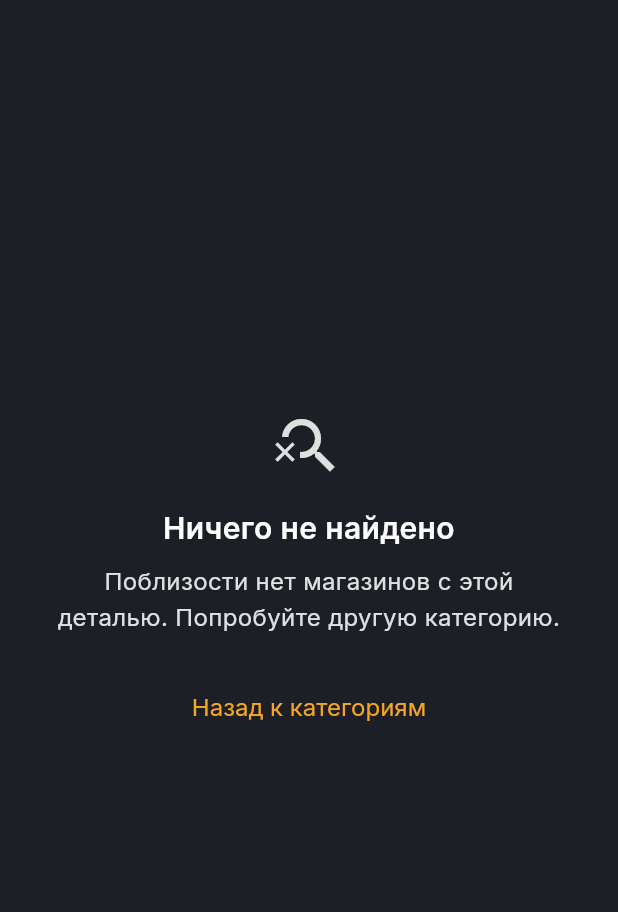
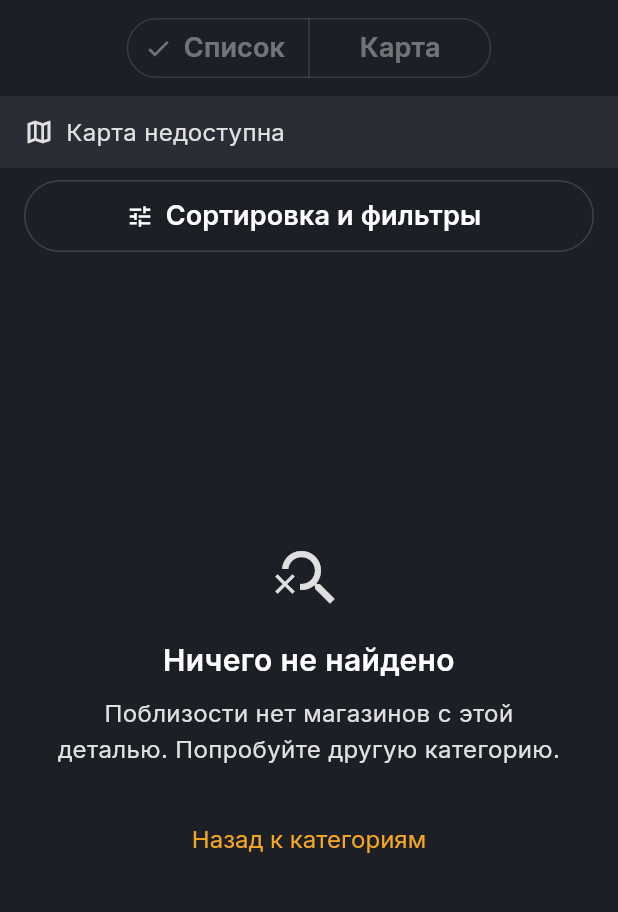
Before and after one commit to Maks-Grigoryan/auto_guide, a Flutter app: the PartsResultsPage screen opened by its route, on a phone screen of 412 x 824 dp, the part 84-996 px from its top. Run offline on Flutter 3.47's test engine with Material 3 defaults, Android fonts, the phone set to English and light mode, and no system bars; our stand-ins replace dio, flutter_riverpod, geolocator, go_router, google_fonts, hive_ce and 2 more; missing offline and left inert: yandex_maps_mapkit; accounts and stored records are empty; generated files the repository leaves out were written again; network calls fail.

Commit message:
feat(04-04): host list⇄map toggle in both results pages (D-01, RES-02)
- Convert PartsResultsPage → ConsumerStatefulWidget; _viewIndex=0 local
  state survives sort/filter; toggle+notice+sort-row+body column (D-01)
- Both list and map read sortedFilteredResultsProvider (single source, D-01)
- Map-view empty path renders «Поблизости ничего не найдено» overlay (UI-SPEC)
- RepairResultsPage: same ConsumerStatefulWidget pattern; reads repairSearch
  Provider for both views; no sort/filter sheet (repair scope this phase)
- D-04: MapUnavailableNotice rendered when !mapAvailable on both pages

```diff
--- a/mobile/lib/features/parts_results/parts_results_page.dart
+++ b/mobile/lib/features/parts_results/parts_results_page.dart
@@ -3,22 +3,28 @@ import 'package:flutter_riverpod/flutter_riverpod.dart';
 import 'package:geolocator/geolocator.dart';
 
 import '../../core/location/location_service.dart';
+import '../../core/map/map_config.dart';
 import '../search/providers/parts_search_provider.dart';
 import '../search/providers/sorted_filtered_provider.dart';
+import 'widgets/map_unavailable_notice.dart';
+import 'widgets/results_map_view.dart';
+import 'widgets/results_view_toggle.dart';
 import 'widgets/sort_filter_sheet.dart';
 import 'widgets/vendor_result_card.dart';
 import 'widgets/empty_results_view.dart';
 import 'widgets/error_view.dart';
 import 'widgets/location_denied_view.dart';
 
-/// Results screen: displays vendor list for a parts search with sort & filter.
+/// Results screen: parts search results with list⇄map toggle (RES-02, D-01).
 ///
 /// Consumes [sortedFilteredResultsProvider] (derived from [partsSearchProvider])
-/// via AsyncValue.when. Sort/availability/price changes update the list in-place
-/// with no new network request (RES-05). Radius re-fetches on slider release.
-/// Handles all four async states: loading / empty / error / location-denied.
-/// Location-denied is non-blocking — Yerevan-fallback results still render.
-class PartsResultsPage extends ConsumerWidget {
+/// for BOTH list and map views — switching is instant with no re-fetch (D-01).
+/// Sort/availability/price changes update the list in-place (RES-05).
+/// Radius re-fetches on slider release.
+///
+/// D-04: when the MapKit key is missing, [mapAvailableProvider] is false;
+/// the «Карта» segment is disabled and [MapUnavailableNotice] is shown.
+class PartsResultsPage extends ConsumerStatefulWidget {
   const PartsResultsPage({
     super.key,
     this.categoryName,
@@ -26,29 +32,33 @@ class PartsResultsPage extends ConsumerWidget {
     this.locationStatus = LocationResultStatus.granted,
   });
 
-  /// If browsing by category, the displayed name ("Тормоза").
   final String? categoryName;
-
-  /// If searching by OEM query, the raw query string.
   final String? query;
-
-  /// Location permission status — drives LocationDeniedView banner.
   final LocationResultStatus locationStatus;
 
+  @override
+  ConsumerState<PartsResultsPage> createState() => _PartsResultsPageState();
+}
+
+class _PartsResultsPageState extends ConsumerState<PartsResultsPage> {
+  /// 0 = list view, 1 = map view. Survives sort/filter changes (D-01).
+  int _viewIndex = 0;
+
   String get _title {
-    if (categoryName != null) return categoryName!;
-    if (query != null) return 'Поиск: $query';
+    if (widget.categoryName != null) return widget.categoryName!;
+    if (widget.query != null) return 'Поиск: ${widget.query}';
     return 'Результаты';
   }
 
   bool get _locationDenied =>
-      locationStatus == LocationResultStatus.denied ||
-      locationStatus == LocationResultStatus.deniedForever;
+      widget.locationStatus == LocationResultStatus.denied ||
+      widget.locationStatus == LocationResultStatus.deniedForever;
 
   @override
-  Widget build(BuildContext context, WidgetRef ref) {
-    // Watch the derived sorted/filtered provider — no new fetch on sort change.
+  Widget build(BuildContext context) {
+    // Both list and map read the SAME provider — no second fetch (D-01).
     final searchAsync = ref.watch(sortedFilteredResultsProvider);
+    final mapAvailable = ref.watch(mapAvailableProvider);
 
     return Scaffold(
       appBar: AppBar(
@@ -66,14 +76,26 @@ class PartsResultsPage extends ConsumerWidget {
             onRetry: () => ref.invalidate(partsSearchProvider),
           ),
           data: (results) {
-            if (results.isEmpty) {
-              return EmptyResultsView(
-                onBack: () => Navigator.of(context).maybePop(),
-              );
-            }
             return Column(
               children: [
-                // Sort & filter trigger row (48 dp height, above results)
+                // List⇄map toggle (pinned at top, 48 dp, full-width md padding).
+                Padding(
+                  padding: const EdgeInsets.symmetric(
+                    horizontal: 16,
+                    vertical: 8,
+                  ),
+                  child: ResultsViewToggle(
+                    selectedIndex: _viewIndex,
+                    mapAvailable: mapAvailable,
+                    onListSelected: () => setState(() => _viewIndex = 0),
+                    onMapSelected: () => setState(() => _viewIndex = 1),
+                  ),
+                ),
+
+                // D-04: show notice when map is unavailable.
+                if (!mapAvailable) const MapUnavailableNotice(),
+
+                // Sort & filter trigger row (visible in both list and map views).
                 Padding(
                   padding: const EdgeInsets.symmetric(
                     horizontal: 16,
@@ -107,26 +129,22 @@ class PartsResultsPage extends ConsumerWidget {
                   ),
                 ),
 
-                // Location-denied banner (non-blocking)
+                // Location-denied banner (non-blocking; only in list/parts).
                 if (_locationDenied)
                   LocationDeniedView(
-                    isPermanent:
-                        locationStatus == LocationResultStatus.deniedForever,
+                    isPermanent: widget.locationStatus ==
+                        LocationResultStatus.deniedForever,
                     onRetry: () => ref.invalidate(partsSearchProvider),
                     onOpenSettings: () {
-                      // Wire deferred Phase-3 hook — open app location settings.
                       Geolocator.openAppSettings();
                     },
                   ),
 
-                // Results list
+                // Body: list (index 0) or map (index 1), both from same provider.
                 Expanded(
-                  child: ListView.separated(
-                    padding: const EdgeInsets.all(16),
-                    itemCount: results.length,
-                    separatorBuilder: (_, __) => const SizedBox(height: 8),
-                    itemBuilder: (_, i) => VendorResultCard(vendor: results[i]),
-                  ),
+                  child: _viewIndex == 1 && mapAvailable
+                      ? _buildMapView(results)
+                      : _buildListView(results),
                 ),
               ],
             );
@@ -135,4 +153,40 @@ class PartsResultsPage extends ConsumerWidget {
       ),
     );
   }
+
+  Widget _buildListView(List<dynamic> results) {
+    if (results.isEmpty) {
+      return EmptyResultsView(
+        onBack: () => Navigator.of(context).maybePop(),
+      );
+    }
+    return ListView.separated(
+      padding: const EdgeInsets.all(16),
+      itemCount: results.length,
+      separatorBuilder: (_, __) => const SizedBox(height: 8),
+      itemBuilder: (_, i) => VendorResultCard(vendor: results[i]),
+    );
+  }
+
+  Widget _buildMapView(List<dynamic> results) {
+    if (results.isEmpty) {
+      // Map-view empty: show Yerevan-centred map with overlay notice (UI-SPEC).
+      return Stack(
+        children: [
+          ResultsMapView(vendors: const []),
+          const Center(
+            child: Padding(
+              padding: EdgeInsets.all(16),
+              child: Text(
+                'Поблизости ничего не найдено',
+                style: TextStyle(fontSize: 16, color: Color(0xFFE0E0E0)),
+                textAlign: TextAlign.center,
+              ),
+            ),
+          ),
+        ],
+      );
+    }
+    return ResultsMapView(vendors: List.of(results));
+  }
 }
```
Also changed, not shown: mobile/lib/features/repair_search/repair_results_page.dart (+73 -6 lines).
